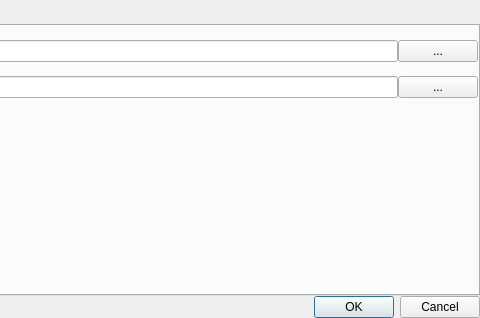
Qt form GUI/options.ui (Etheras/LivestreamerQtFront) before a commit; both pictures show x 222 to 702 and y 0 to 318 of the 702 by 318 pixel window.
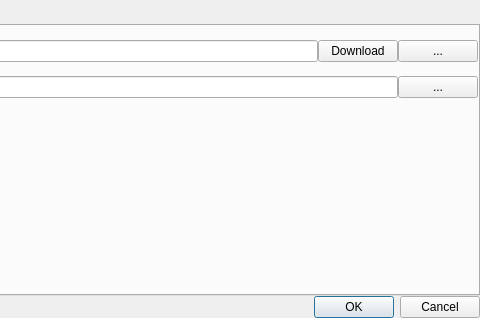
The same form after that commit. The open tabs and pages were chosen to show the change.

```diff
--- a/GUI/options.ui
+++ b/GUI/options.ui
@@ -117,6 +117,16 @@
               <verstretch>0</verstretch>
              </sizepolicy>
             </property>
+            <property name="toolTip">
+             <string>Path to your livestreamer.exe</string>
+            </property>
+           </widget>
+          </item>
+          <item>
+           <widget class="QPushButton" name="LiveStreamerDownload">
+            <property name="text">
+             <string>Download</string>
+            </property>
            </widget>
           </item>
           <item>
```
Left out of the diff: 13 changed lines with no effect on the pictures.
